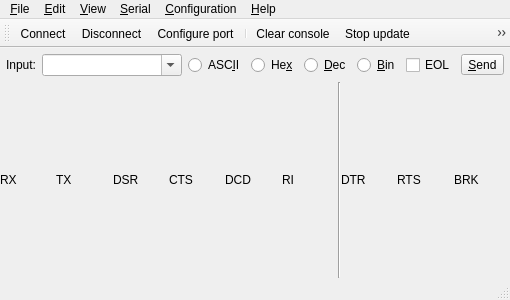
The window that mainwindow.ui (ivanovp/iserterm) describes before a commit, drawn with Qt 5.
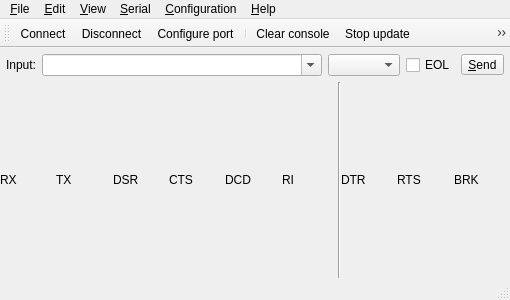
The same window after the commit. Icons and pictures are not drawn.

Commit message: Combo box is used instead of button group. Unfinished!

```diff
--- a/mainwindow.ui
+++ b/mainwindow.ui
@@ -77,44 +77,7 @@
          </widget>
         </item>
         <item>
-         <widget class="QRadioButton" name="asciiRadioButton">
-          <property name="text">
-           <string>ASC&amp;II</string>
-          </property>
-          <attribute name="buttonGroup">
-           <string notr="true">sendButtonGroup</string>
-          </attribute>
-         </widget>
-        </item>
-        <item>
-         <widget class="QRadioButton" name="hexRadioButton">
-          <property name="text">
-           <string>He&amp;x</string>
-          </property>
-          <attribute name="buttonGroup">
-           <string notr="true">sendButtonGroup</string>
-          </attribute>
-         </widget>
-        </item>
-        <item>
-         <widget class="QRadioButton" name="decRadioButton">
-          <property name="text">
-           <string>&amp;Dec</string>
-          </property>
-          <attribute name="buttonGroup">
-           <string notr="true">sendButtonGroup</string>
-          </attribute>
-         </widget>
-        </item>
-        <item>
-         <widget class="QRadioButton" name="binRadioButton">
-          <property name="text">
-           <string>&amp;Bin</string>
-          </property>
-          <attribute name="buttonGroup">
-           <string notr="true">sendButtonGroup</string>
-          </attribute>
-         </widget>
+         <widget class="QComboBox" name="sendModeComboBox"/>
         </item>
         <item>
          <widget class="QCheckBox" name="eolCheckBox">
```
Left out of the diff: 9 changed lines with no effect on the pictures. The commit also changes 3 other files.
